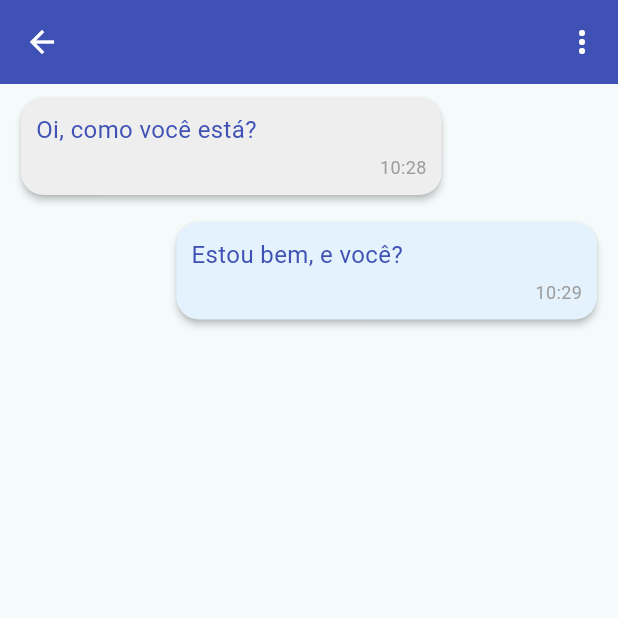
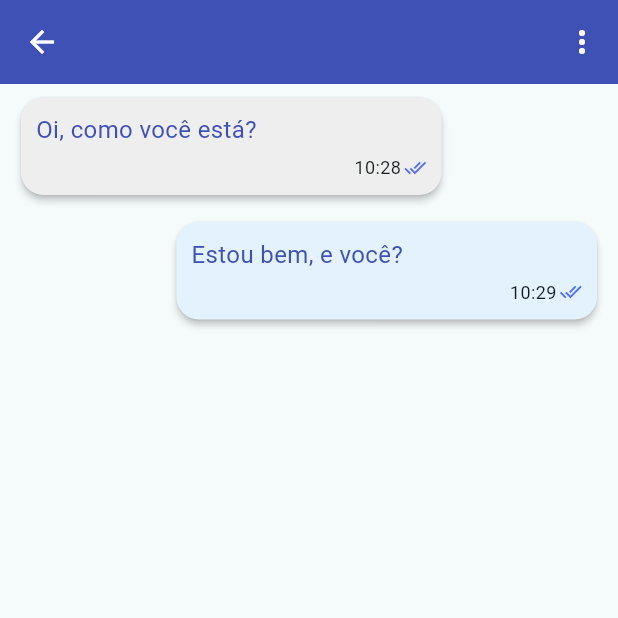
Before and after one commit to MarhlonKorb/flutter_chat_app, a Flutter app: the ChatPage screen opened directly with empty values, on a phone screen of 412 x 824 dp, the top half of it. Run offline on Flutter 3.47's test engine with Material 3 defaults, Android fonts, the phone set to English and light mode, and no system bars; our stand-ins replace file_picker, firebase_core, flutter_dotenv, image_picker, permission_handler, shared_preferences; missing offline and left inert: flutter_sound; accounts and stored records are empty.

Commit message:
Ajustes final no envio de arquivos e interface

```diff
--- a/lib/src/chat/domain/models/message.dart
+++ b/lib/src/chat/domain/models/message.dart
@@ -8,15 +8,16 @@ class Message {
   final bool? isVideo;
   final bool? isSentByMe;
   final DateTime? time;
-
+  final bool? isSending;
   Message({
     this.content,
     this.file,
     this.isAudio = false,
     this.isImage = false,
     this.isVideo = false,
-    this.isSentByMe = false,
+    this.isSentByMe = true,
     this.time,
+    this.isSending = false,
   });
 
   Map<String, String> toJson() {
@@ -24,4 +25,5 @@ class Message {
       'arquivo': content!,
     };
   }
+
 }
--- a/lib/src/login/infra/ui/pages/login_page.dart
+++ b/lib/src/login/infra/ui/pages/login_page.dart
@@ -255,7 +255,7 @@ class _LoginPageState extends State<LoginPage>
       }
     } on AuthException catch (e) {
       await showCustomDialog(context, DialogType.error, e.toString());
-    } on Exception catch(e){
+    } catch(_){
       await showCustomDialog(context, DialogType.error, 'Não foi possível realizar o login. Por favor, tente novamente mais tarde.');
     }
   }
--- a/lib/src/pages/chat_page.dart
+++ b/lib/src/pages/chat_page.dart
@@ -1,5 +1,6 @@
 import 'dart:async';
 import 'dart:io';
+import 'package:file_picker/file_picker.dart';
 import 'package:flutter/material.dart';
 import 'package:flutter_chat_app/src/chat/application/impl/chat_service.dart';
 import 'package:flutter_chat_app/src/chat/domain/models/message.dart';
@@ -9,6 +10,7 @@ import 'package:flutter_chat_app/src/widgets/custom_dialog.dart';
 import 'package:flutter_chat_app/src/widgets/default_app_bar.dart';
 import 'package:flutter_chat_app/src/widgets/default_text_form_field.dart';
 import 'package:flutter_sound/flutter_sound.dart';
+import 'package:http/http.dart';
 import 'package:image_picker/image_picker.dart';
 import 'package:permission_handler/permission_handler.dart';
 
@@ -38,6 +40,7 @@ class ChatPageState extends State<ChatPage> {
   final chatService = ChatService();
   // Para monitorar se o botão está sendo arrastado
   bool isDragging = false;
+  bool isSendingMessage = false;
 
   @override
   void initState() {
@@ -47,11 +50,11 @@ class ChatPageState extends State<ChatPage> {
     _messages.addAll([
       Message(
         content: 'Oi, como você está?',
+        isSentByMe: false,
         time: DateTime.now().subtract(const Duration(minutes: 2)),
       ),
       Message(
         content: 'Estou bem, e você?',
-        isSentByMe: true,
         time: DateTime.now().subtract(const Duration(minutes: 1)),
       ),
     ]);
@@ -145,32 +148,54 @@ class ChatPageState extends State<ChatPage> {
     required bool isAudio,
     bool isImage = false,
     bool isVideo = false,
-    bool isSentByMe = true,
   }) async {
     try {
+      setState(() {
+        isSendingMessage = true;
+      });
       // Envia a mensagem com o arquivo, se for áudio, imagem ou vídeo
       if (isAudio || isImage || isVideo) {
         // Cria a mensagem com o conteúdo e o arquivo
-        await chatService.sendFile(content!);
+        final resultMessage = await chatService.sendFile(content!);
+        if (resultMessage != null) {
+          await _processResponse(resultMessage);
+        }
       } else {
         await chatService.sendMessage(content!);
+      }
       setState(() {
         _messages.add(Message(
           content: content,
           isAudio: isAudio,
           isImage: isImage,
           isVideo: isVideo,
-            isSentByMe: isSentByMe,
           time: DateTime.now(),
         ));
       });
-      }
     } catch (e) {
       await showCustomDialog(context, DialogType.error,
           'Não foi possível enviar a mensagem. Por favor, tente novamente mais tarde.');
+    } finally {
+      setState(() {
+        isSendingMessage = false;
+      });
     }
     // Executa scroll para a última mensagem após adicionar uma nova
     _scrollToBottom();
+  }
+
+  Future<void> _processResponse(StreamedResponse resultMessage) async {
+    final response = await resultMessage.stream.bytesToString();
+    // Extrai o cabeçalho de data em formato de string
+    final dateHeader = resultMessage.headers['date'];
+    // Converte a string de data para DateTime, caso esteja presente
+    DateTime? date;
+    if (dateHeader != null) {
+      date = HttpDate.parse(
+          dateHeader); // Usa a classe HttpDate para parse automático
+    }
+    // Adiciona a mensagem com o conteúdo e a data convertida
+    _messages.add(Message(content: response, time: date));
   }
 
   String _formatDuration(Duration duration) {
@@ -187,16 +212,42 @@ class ChatPageState extends State<ChatPage> {
         permiteRetornar: true,
         title: widget.userChat.username ?? "Nome do usuário",
         actions: [
-          IconButton(
-            onPressed: () {},
+          PopupMenuButton(
             icon: const Icon(Icons.more_vert),
+            itemBuilder: (context) => [
+              PopupMenuItem(
+                value: 1,
+                child: GestureDetector(
+                  onTap: () async => await uploadFile(),
+                  child: const Row(
+                    mainAxisAlignment: MainAxisAlignment.spaceBetween,
+                    children: [
+                      Text('Anexar arquivo'),
+                      Icon(
+                        Icons.attach_file_sharp,
+                        color: Colors.indigo,
                       ),
                     ],
                   ),
-      body: Column(
+                ),
+              ),
+            ],
+          ),
+        ],
+      ),
+      body: Stack(
+        children: [
+          Column(
             children: [
               Expanded(
-            child: ListView.builder(
+                child: _messages.isEmpty
+                    ? Image.asset(
+                        'assets/images/nao-encontrado.png',
+                        fit: BoxFit.contain,
+                        width: 200,
+                        height: 100,
+                      )
+                    : ListView.builder(
                         controller: _scrollController,
                         itemCount: _messages.length,
                         itemBuilder: (context, index) {
@@ -212,7 +263,8 @@ class ChatPageState extends State<ChatPage> {
                                         : Icons.play_arrow,
                                     color: Colors.indigoAccent,
                                   ),
-                        onPressed: () => _playAudio(index, message.content!),
+                                  onPressed: () =>
+                                      _playAudio(index, message.content!),
                                 ),
                                 Text(
                                   'Áudio: ${_formatDuration(_recordDuration)}',
@@ -226,8 +278,9 @@ class ChatPageState extends State<ChatPage> {
                                 Navigator.push(
                                   context,
                                   MaterialPageRoute(
-                          builder: (context) =>
-                              FullScreenImage(imagePath: message.content!),
+                                    builder: (context) => FullScreenImage(
+                                      imagePath: message.content!,
+                                    ),
                                   ),
                                 );
                               },
@@ -275,7 +328,8 @@ class ChatPageState extends State<ChatPage> {
                                   horizontal: 10.0, vertical: 5.0),
                               child: ConstrainedBox(
                                 constraints: BoxConstraints(
-                        maxWidth: MediaQuery.of(context).size.width * 0.7,
+                                  maxWidth:
+                                      MediaQuery.of(context).size.width * 0.7,
                                 ),
                                 child: Card(
                                   color: message.isSentByMe!
@@ -288,20 +342,39 @@ class ChatPageState extends State<ChatPage> {
                                   child: Padding(
                                     padding: const EdgeInsets.all(10.0),
                                     child: Column(
-                            crossAxisAlignment: CrossAxisAlignment.start,
+                                      crossAxisAlignment:
+                                          CrossAxisAlignment.start,
                                       children: [
                                         messageContent,
                                         const SizedBox(height: 5),
                                         Align(
                                             alignment: Alignment.bottomRight,
-                                child: Text(
-                                  _formatTime(message.time!),
+                                            child: Row(
+                                              mainAxisAlignment:
+                                                  MainAxisAlignment.end,
+                                              children: [
+                                                Text(
+                                                  isSendingMessage
+                                                      ? 'Enviando mensagem'
+                                                      : _formatTime(
+                                                          message.time!),
                                                   style: const TextStyle(
-                                    fontSize: 12,
-                                    color: Colors.grey,
+                                                      fontSize: 12),
                                                 ),
+                                                const SizedBox(
+                                                  width: 2,
                                                 ),
+                                                Icon(
+                                                  isSendingMessage
+                                                      ? Icons.done
+                                                      : Icons.done_all,
+                                                  color: isSendingMessage
+                                                      ? null
+                                                      : Colors.indigoAccent,
+                                                  size: 15,
                                                 ),
+                                              ],
+                                            )),
                                       ],
                                     ),
                                   ),
@@ -338,7 +411,8 @@ class ChatPageState extends State<ChatPage> {
                     },
                     onLongPressMoveUpdate: (details) {
                       // Verifica a posição do toque
-                  RenderBox renderBox = context.findRenderObject() as RenderBox;
+                      RenderBox renderBox =
+                          context.findRenderObject() as RenderBox;
                       Offset localPosition =
                           renderBox.globalToLocal(details.globalPosition);
 
@@ -382,6 +456,8 @@ class ChatPageState extends State<ChatPage> {
                   IconButton(
                     icon: const Icon(Icons.send),
                     onPressed: _sendMessage,
+                  ),
+                ],
               ),
             ],
           ),
@@ -467,4 +543,21 @@ class ChatPageState extends State<ChatPage> {
   String _formatTime(DateTime datetime) {
     return '${datetime.hour.toString().padLeft(2, '0')}:${datetime.minute.toString().padLeft(2, '0')}';
   }
+
+  Future<void> uploadFile() async {
+    // Seleciona o arquivo com o FilePicker
+    FilePickerResult? result = await FilePicker.platform.pickFiles();
+
+    if (result != null && result.files.isNotEmpty) {
+      // Obtém o caminho do arquivo selecionado
+      String? filePath = result.files.single.path;
+
+      if (filePath != null) {
+        final resultMessage = await chatService.sendFile(filePath);
+        if (resultMessage != null) {
+          await _processResponse(resultMessage);
         }
+      }
+    }
+  }
+}
--- a/pubspec.yaml
+++ b/pubspec.yaml
@@ -48,6 +48,7 @@ dependencies:
   flutter_svg: ^2.0.10+1
   http_parser: ^4.0.2
   path: ^1.9.0
+  file_picker: ^8.1.3
 
 dev_dependencies:
   flutter_test:
```
Also changed, not shown: lib/src/chat/application/impl/chat_service.dart (+15 -8 lines), lib/src/pages/home_page.dart (+10 -0 lines), assets/images/chat-2.gif (deleted), assets/images/nao-encontrado.png (added), pubspec.lock. Lines whose indentation alone changed are shown as unchanged.
